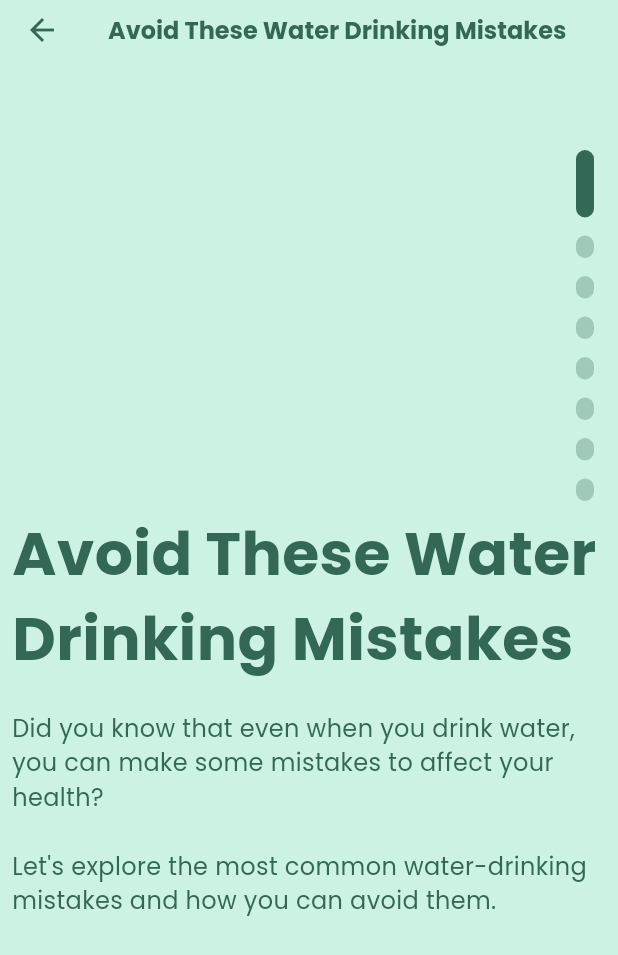
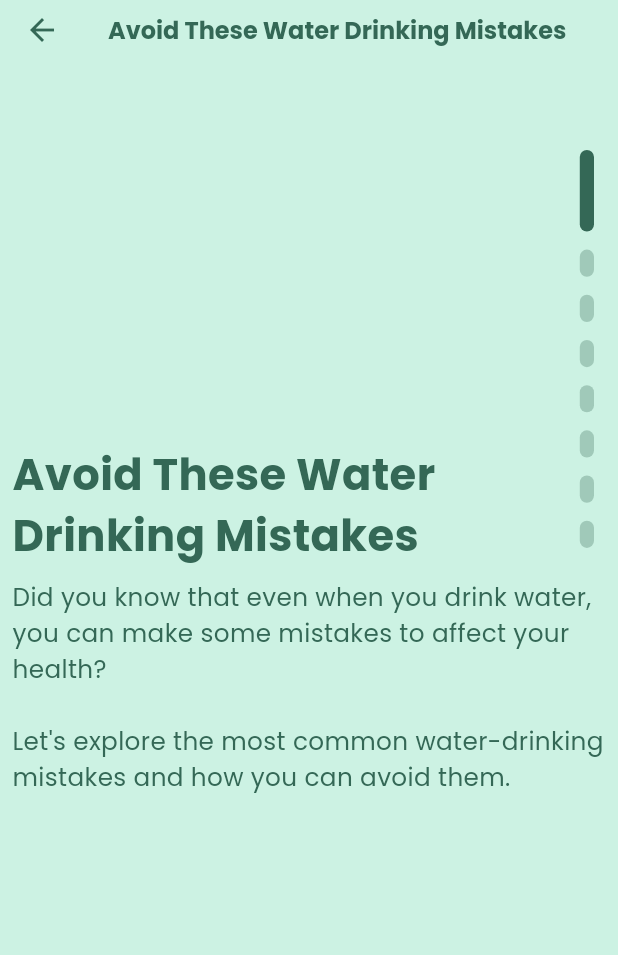
Before and after one commit to amro3z/Dr.Drink-demo-, a Flutter app: the screen it shows after launch, after a tap on "Avoid These Water Drinking Mistakes", on a phone screen of 412 x 824 dp. Shown: the top 955 px of the screen. Run offline on Flutter 3.47's test engine with Material 3 defaults, Android fonts, the phone set to English and light mode, and no system bars; drawn by our look-alikes of smooth_page_indicator; our stand-ins replace awesome_dialog, connectivity_plus, dio, firebase_auth, firebase_core, fl_chart and 8 more; accounts and stored records are empty.

Commit message:
insights_responsive

```diff
--- a/lib/screens/insights_data.dart
+++ b/lib/screens/insights_data.dart
@@ -22,7 +22,6 @@ class SingleVisibleItemList extends StatefulWidget {
   final Color backgroundColor;
   final Color textColor;
   final Color notactivedotcolor;
-
   const SingleVisibleItemList({
     super.key,
     required this.title,
@@ -79,42 +78,42 @@ class _SingleVisibleItemListState extends State<SingleVisibleItemList> {
     String? imagePath,
     double? fontsize = 25,
   }) {
+    double screenWidth = MediaQuery.of(context).size.width;
+    double screenHeight = MediaQuery.of(context).size.height;
     return AnimatedOpacity(
       opacity: opacity,
       duration: const Duration(milliseconds: 300),
       child: SingleChildScrollView(
         child: Padding(
-          padding: const EdgeInsets.only(left: 8.0, top: 300),
+          padding: EdgeInsets.only(
+              left: screenWidth * 0.02, top: screenHeight * 0.31),
           child: Column(
             crossAxisAlignment: CrossAxisAlignment.start,
             children: [
               imagePath == null
                   ? Container()
-                  : Padding(
-                      padding: const EdgeInsets.only(bottom: 10),
-                      child: Image.asset(
-                        imagePath,
-                        color: widget.textColor,
-                        height: 30,
-                        width: 30,
-                      ),
+                  : Image.asset(
+                      imagePath,
+                      color: widget.textColor,
+                      height: screenHeight * 0.06,
+                      width: screenWidth * 0.07,
                     ),
               Text(
                 title,
                 textAlign: TextAlign.start,
                 style: TextStyle(
-                  fontSize: fontsize,
+                  fontSize: screenWidth * 0.07,
                   color: widget.textColor,
                   fontFamily: 'Poppins',
                   fontWeight: FontWeight.bold,
                 ),
               ),
-              const SizedBox(height: 20),
+              SizedBox(height: screenHeight * 0.01),
               Text(
                 description,
                 textAlign: TextAlign.left,
                 style: TextStyle(
-                  fontSize: 16,
+                  fontSize: screenWidth * 0.04,
                   color: widget.textColor,
                   fontFamily: 'Poppins',
                 ),
@@ -128,6 +127,8 @@ class _SingleVisibleItemListState extends State<SingleVisibleItemList> {
 
   @override
   Widget build(BuildContext context) {
+    double screenWidth = MediaQuery.of(context).size.width;
+    double screenHeight = MediaQuery.of(context).size.height;
     List<Widget Function(double)> itemBuilders = [
       (opacity) => buildItem(
             opacity: opacity,
@@ -242,8 +243,8 @@ class _SingleVisibleItemListState extends State<SingleVisibleItemList> {
               count: itemBuilders.length,
               axisDirection: Axis.vertical, // Set the axis to vertical
               effect: ExpandingDotsEffect(
-                dotHeight: 12,
-                dotWidth: 15,
+                dotHeight: screenWidth * 0.023,
+                dotWidth: screenHeight * 0.022,
                 activeDotColor: widget.textColor,
                 dotColor: widget.notactivedotcolor,
                 expansionFactor: 3, // Dot expansion factor
--- a/lib/shares/card.dart
+++ b/lib/shares/card.dart
@@ -60,6 +60,8 @@ class InsightsCard extends StatelessWidget {
   double right;
   @override
   Widget build(BuildContext context) {
+    double screenWidth = MediaQuery.of(context).size.width;
+    double screenHeight = MediaQuery.of(context).size.height;
     return GestureDetector(
       onTap: () {
         Navigator.of(context).push(MaterialPageRoute(
@@ -95,10 +97,10 @@ class InsightsCard extends StatelessWidget {
               borderRadius: BorderRadius.circular(25),
               color: backcolor,
             ),
-            height: 200,
-            width: 150,
+            height: screenHeight * 0.45,
+            width: screenWidth * 0.43,
           ),
-          // وضع الصورة في منتصف المستطيل الكبير
+
           Positioned(
             top: top, // الصورة تبدأ من أعلى البطاقة
             left: left,
@@ -106,8 +108,8 @@ class InsightsCard extends StatelessWidget {
             right: right,
             child: Image(
               image: AssetImage(path),
-              width: 50,
-              height: 50,
+              width: screenWidth * 0.1,
+              height: screenHeight * 0.2,
               fit: BoxFit.contain, // لضمان أن الصورة مناسبة للحجم
             ),
           ),
@@ -118,7 +120,7 @@ class InsightsCard extends StatelessWidget {
             right: 0,
             child: Container(
               padding: const EdgeInsets.all(10),
-              height: 80, // تحديد ارتفاع ثابت للمستطيل الصغير
+              height: screenHeight * 0.08, // تحديد ارتفاع ثابت للمستطيل الصغير
               decoration: BoxDecoration(
                 borderRadius: BorderRadius.circular(20),
                 color: cardcolor,
@@ -132,7 +134,7 @@ class InsightsCard extends StatelessWidget {
                   textAlign: TextAlign.start,
                   style: TextStyle(
                     color: textcolor,
-                    fontSize: 15,
+                    fontSize: screenWidth * 0.038,
                     fontFamily: 'Poppins',
                     fontWeight: FontWeight.bold,
                   ),
@@ -157,8 +159,11 @@ class ListCard extends StatefulWidget {
 class _ListCardState extends State<ListCard> {
   @override
   Widget build(BuildContext context) {
+    double screenWidth = MediaQuery.of(context).size.width;
+    double screenHeight = MediaQuery.of(context).size.height;
     return SizedBox(
-      height: 230,
+      height: screenHeight * 0.3,
+      width: screenWidth,
       child: ListView.builder(
         scrollDirection: Axis.horizontal, // الاتجاه الأفقي
         itemCount: widget.categoryCard.length,
@@ -179,15 +184,16 @@ class MyCard extends StatelessWidget {
 
   @override
   Widget build(BuildContext context) {
+    double screenHeight = MediaQuery.of(context).size.height;
     return Column(
       crossAxisAlignment: CrossAxisAlignment.start,
       mainAxisAlignment: MainAxisAlignment.start,
       children: [
-        titleBuiled(text: 'Water Drinking', top: 20),
+        titleBuiled(text: 'Water Drinking', context),
         ListCard(
           categoryCard: [
             InsightsCard(
-              bottom: 50,
+              bottom: screenHeight * 0.032,
               backcolor: MyColor.frow,
               cardcolor: MyColor.fcrow,
               path: "assets/image/avoid_mistake.png",
@@ -213,12 +219,13 @@ class MyCard extends StatelessWidget {
               title_6: "Skip Water Before Bed",
               description_6:
                   "Your body is still performing important functions such as repairing tissues and removing toxins. \n \nBesides, not drinking enough water before bed can lead to dehydration, which can cause headaches, dry mouth, and even impact your quality of sleep.",
-              title_7: "",
+              title_7: "Conclusion",
               description_7:
                   "In conclusion, drinking water is an important part of a healthy lifestyle, but it is important to avoid common water drinking mistakes. \n \nBy paying attention to the right amount, timing, and quality of your water, you can ensure that you are staying hydrated and protecting your health.",
             ),
             InsightsCard(
-              bottom: 38,
+              bottom: screenHeight * 0.0001,
+              top: screenHeight * 0.0015,
               backcolor: MyColor.frow,
               cardcolor: MyColor.fcrow,
               path: "assets/image/drinking_water.png",
@@ -244,12 +251,13 @@ class MyCard extends StatelessWidget {
               title_6: "General Time",
               description_6:
                   "Drinking water at specific times throughout the day can help with digestion, metabolism, hydration, and overall health. \n \nMake sure to drink enough water each day to meet your body's needs and always listen to your body's signals for thirst.",
-              title_7: "",
+              title_7: "Conclusion",
               description_7:
                   "Drinking water at the right times improves health by aiding digestion, boosting metabolism, and maintaining hydration. Start the day with water to rehydrate after sleep. Drinking before meals helps with fullness and digestion. Hydrating during exercise prevents fatigue. A small glass before bed ensures hydration without disrupting sleep.",
             ),
             InsightsCard(
-              bottom: 20,
+              bottom: screenHeight * 0.001,
+              top: screenHeight * 0.025,
               backcolor: MyColor.frow,
               cardcolor: MyColor.fcrow,
               path: "assets/image/replacing.png",
@@ -275,12 +283,13 @@ class MyCard extends StatelessWidget {
               title_6: "Improved Heart Function",
               description_6:
                   "Drinking more water instead of sugary beverages is associated with a lower risk of heart disease and a reduction in blood pressure. \n \nIt may also improve blood flow and increase the elasticity of blood vessels, both of which are important for heart health.",
-              title_7: "",
+              title_7: "Conclusion",
               description_7:
                   "In conclusion, replacing sugary or high-calorie beverages with water is a simple but powerful way to improve your overall health and well-being. By doing so, you can enjoy numerous benefits.",
             ),
             InsightsCard(
-              bottom: 20,
+              bottom: screenHeight * 0.001,
+              top: screenHeight * 0.03,
               backcolor: MyColor.frow,
               cardcolor: MyColor.fcrow,
               path: "assets/image/rb_13254.png",
@@ -312,11 +321,11 @@ class MyCard extends StatelessWidget {
             ),
           ],
         ),
-        titleBuiled(text: 'Beauty & Skincare'),
+        titleBuiled(text: 'Beauty & Skincare', context),
         ListCard(
           categoryCard: [
             InsightsCard(
-              bottom: 60,
+              bottom: screenHeight * 0.02,
               backcolor: MyColor.srow,
               cardcolor: MyColor.scrow,
               path: "assets/image/drinking water-cuate.png",
@@ -342,12 +351,12 @@ class MyCard extends StatelessWidget {
               title_6: 'Reduce Puffins',
               description_6:
                   "Staying hydrated helps to reduce water retention and reduce puffiness and swelling around the eyes and other areas of the face.",
-              title_7: '',
+              title_7: 'Conclusion',
               description_7:
                   'In addition to drinking water, you can also hydrate your skin by using a moisturizer and eating a healthy diet. Fruits and vegetables are rich in vitamins and minerals that can help to nourish your skin.',
             ),
             InsightsCard(
-              bottom: 80,
+              bottom: screenHeight * 0.05,
               backcolor: MyColor.srow,
               cardcolor: MyColor.scrow,
               path: "assets/image/drinking water-amico.png",
@@ -374,12 +383,12 @@ class MyCard extends StatelessWidget {
                   'Limit Your Intake of Beverages \nThat Can Dehydrate Your Skin',
               description_6:
                   "Certain drinks, such as alcohol and caffeinated beverages, can dehydrate your skin and lead to the development of wrinkles. Limit your intake of these beverages and make sure to drink water in between.",
-              title_7: '',
+              title_7: 'Conclusion',
               description_7:
                   'Drinking water is essential for achieving wrinkle-free skin. By following a consistent drinking water schedule, you can help your skin stay hydrated, supple, and youthful-looking.',
             ),
             InsightsCard(
-              bottom: 80,
+              bottom: screenHeight * 0.05,
               backcolor: MyColor.srow,
               cardcolor: MyColor.scrow,
               path: "assets/image/cherry drink-amico.png",
@@ -405,12 +414,12 @@ class MyCard extends StatelessWidget {
               title_4: 'Aloe Vera Juice',
               title_5: 'Lemon Juice',
               title_6: 'Green Juice',
-              title_7: '',
+              title_7: 'Conclusion',
               description_7:
                   'While these nutrient-packed juices are beneficial for the skin, they are not a substitute for a healthy and balanced diet. \n \nIncorporate these juices into your daily routine and pair them with a balanced diet and an effective skincare routine to achieve the healthy, glowing skin you deserve.',
             ),
             InsightsCard(
-              bottom: 48,
+              bottom: screenHeight * 0.015,
               backcolor: MyColor.srow,
               cardcolor: MyColor.scrow,
               path: "assets/image/hot_water.png",
@@ -436,20 +445,23 @@ class MyCard extends StatelessWidget {
               title_4: 'Blood Circulation',
               title_5: 'Increased Skin Elasticity',
               title_6: 'Relaxation',
-              title_7: '',
+              title_7: 'Conclusion',
               description_7:
                   'In conclusion, drinking water and using hot and cold water on your skin can provide a variety of benefits. \n \nHowever, it\'s important to be mindful of the temperature of the water you\'re using and to avoid extremes that could potentially harm your skin.',
             ),
           ],
         ),
-        const SizedBox(height: 10),
-        titleBuiled(text: 'Self-care'),
+        SizedBox(
+          height: screenHeight * 0.002,
+        ),
+        titleBuiled(text: 'Self-care', context),
         ListCard(
           categoryCard: [
             InsightsCard(
               backcolor: MyColor.trow,
               cardcolor: MyColor.tcrow,
-              bottom: 20,
+              bottom: screenHeight * 0.001,
+              top: screenHeight * 0.033,
               path: "assets/image/Insomnia-pana.png",
               text: 'Bedtime Drinks for Better Sleep',
               textcolor: MyColor.tnrow,
@@ -473,14 +485,14 @@ class MyCard extends StatelessWidget {
               title_4: 'Cocount Water',
               title_5: 'Nutmeg Tea',
               title_6: 'Banana Tea',
-              title_7: '',
+              title_7: 'Conclusion',
               description_7:
                   'Incorporating these drinks into your bedtime routine can help promote relaxation, reduce anxiety, and improve sleep quality. \n \nIf you are experiencing persistent sleep problems, it\'s always best to consult with a healthcare professional.',
             ),
             InsightsCard(
               backcolor: MyColor.trow,
               cardcolor: MyColor.tcrow,
-              bottom: 80,
+              bottom: screenHeight * 0.055,
               path: "assets/image/Mulled wine-amico.png",
               text: 'Impact of Alcohol on Your Body',
               textcolor: MyColor.tnrow,
@@ -504,16 +516,16 @@ class MyCard extends StatelessWidget {
               title_4: 'Caediovascular Disease',
               title_5: 'Poor Sleep',
               title_6: 'Weakened Immune System',
-              title_7: '',
+              title_7: 'Conclusion',
               description_7:
                   'Alcohol consumption can have both short-term and long-term effects on the body, and excessive drinking can lead to numerous health problems. \n \nYou need to be mindful of your alcohol consumption and talk to your doctor if you have concerns about your drinking habits.',
             ),
             InsightsCard(
               backcolor: MyColor.trow,
               cardcolor: MyColor.tcrow,
-              bottom: 65,
+              bottom: screenHeight * 0.033,
               path: "assets/image/Drinking tea-pana.png",
-              text: 'Herbal Teas for better Mental Health',
+              text: 'Herbal Teas for better\nMental Health',
               textcolor: MyColor.tnrow,
               description:
                   "When you try to find medicines to support your mental health, don't forget natural remedies. The best herbal teas for better mental health are here for you to feel calm and centered no matter what life throws your way.",
@@ -535,11 +547,12 @@ class MyCard extends StatelessWidget {
               title_4: 'Passionflower Tea',
               title_5: 'Green Tea',
               title_6: 'Rose Tea',
-              title_7: '',
+              title_7: 'Conclusion',
               description_7:
                   'Herbal teas can be a great way to support your mental health and promote relaxation. Chamomile, lavender, etc. are all great options to consider. \n \nSo why not brew up a cup of tea and take a moment to unwind?',
             ),
             InsightsCard(
+              bottom: screenHeight * 0.05,
               backcolor: MyColor.trow,
               cardcolor: MyColor.tcrow,
               path: "assets/image/Hydratation-amico.png",
@@ -564,21 +577,23 @@ class MyCard extends StatelessWidget {
               title_3: 'Improve Mood',
               title_4: 'Better Sleep',
               title_5: 'Provide Mindful Hydration',
-              title_6: '',
-              title_7: '',
+              title_6: 'Question',
+              title_7: 'Conclusion',
               description_7:
                   'By staying hydrated and making water a mindful activity, you can improve your overall well-being and feel more relaxed throughout the day. ',
             ),
           ],
         ),
-        const SizedBox(height: 10),
-        titleBuiled(text: 'Healthy Lifestyle'),
+        SizedBox(
+          height: screenHeight * 0.002,
+        ),
+        titleBuiled(text: 'Healthy Lifestyle', context),
         ListCard(
           categoryCard: [
             InsightsCard(
               backcolor: MyColor.forow,
               cardcolor: MyColor.focrow,
-              bottom: 61,
+              bottom: screenHeight * 0.025,
               path: "assets/image/Hydratation-cuate.png",
               text: 'Top Fat-Burning Drinks for Weight Loss',
               textcolor: MyColor.fonrow,
@@ -602,14 +617,14 @@ class MyCard extends StatelessWidget {
               title_4: 'Lemon Water',
               title_5: 'Ginger Tea',
               title_6: 'Cumin & Cinnamon Water',
-              title_7: '',
+              title_7: 'Conclusion',
               description_7:
                   'Incorporating these fat-burning drinks into your daily diet can be a great way to boost your metabolism and support your weight loss goals. \n \nHowever, remember that these drinks are not magic solutions and should be consumed as part of a balanced diet and active lifestyle.',
             ),
             InsightsCard(
               backcolor: MyColor.forow,
               cardcolor: MyColor.focrow,
-              bottom: 68,
+              bottom: screenHeight * 0.038,
               path: "assets/image/Hot beverage-pana.png",
               text: 'What to Drink During Fasting ?',
               textcolor: MyColor.fonrow,
@@ -633,14 +648,14 @@ class MyCard extends StatelessWidget {
               title_4: 'Lemon Water',
               title_5: 'Apple Cider Vinger',
               title_6: 'Cumin & Cinnamon Water',
-              title_7: '',
+              title_7: 'Conclusion',
               description_7:
                   'In conclusion, there are several options for what to drink during fasting, and each has its own unique benefits. \n \nRemember to listen to your body and choose the beverages that work best for you.',
             ),
             InsightsCard(
               backcolor: MyColor.forow,
               cardcolor: MyColor.focrow,
-              bottom: 35,
+              bottom: screenHeight * 0.007,
               path: "assets/image/Stretching exercises-rafiki.png",
               text: 'Drink Water to Lose Weight: How To',
               textcolor: MyColor.fonrow,
@@ -664,14 +679,14 @@ class MyCard extends StatelessWidget {
               title_4: 'Replace Sugary Drinks with Water',
               title_5: 'Drink When Feeling Hungry',
               title_6: 'Stay Hydrated Throughout Your Workout',
-              title_7: '',
+              title_7: 'Conclusion',
               description_7:
                   'By following these simple tips, you can help support your weight loss efforts and improve your overall health. \n \nRemember that drinking water is just one piece of the puzzle, and it should be combined with a healthy diet and regular exercise for the best results.',
             ),
             InsightsCard(
               backcolor: MyColor.forow,
               cardcolor: MyColor.focrow,
-              bottom: 33,
+              bottom: screenHeight * 0.003,
               path: "assets/image/Breathing exercise-rafiki.png",
               text: 'Benefits of Hydration for Exercise',
               textcolor: MyColor.fonrow,
@@ -701,21 +716,31 @@ class MyCard extends StatelessWidget {
             ),
           ],
         ),
-        const SizedBox(
-          height: 10,
-        )
+        SizedBox(
+          height: screenHeight * 0.005,
+        ),
       ],
     );
   }
 }
 
-Widget titleBuiled({required String text, double? top = 20}) {
+Widget titleBuiled(
+  BuildContext context, {
+  required String text,
+}) {
+  double screenWidth = MediaQuery.of(context).size.width;
+  double screenHeight = MediaQuery.of(context).size.height;
   return Padding(
-    padding: EdgeInsets.only(bottom: 5, top: top ?? 0, left: 10),
+    padding: EdgeInsets.only(
+        bottom: screenHeight * 0.007,
+        top: screenHeight * 0.02,
+        left: screenHeight * 0.01),
     child: Text(
       text,
-      style: const TextStyle(
-          fontWeight: FontWeight.bold, fontSize: 16, fontFamily: "Poppins"),
+      style: TextStyle(
+          fontWeight: FontWeight.bold,
+          fontSize: screenWidth * 0.045,
+          fontFamily: "Poppins"),
     ),
   );
 }
```
